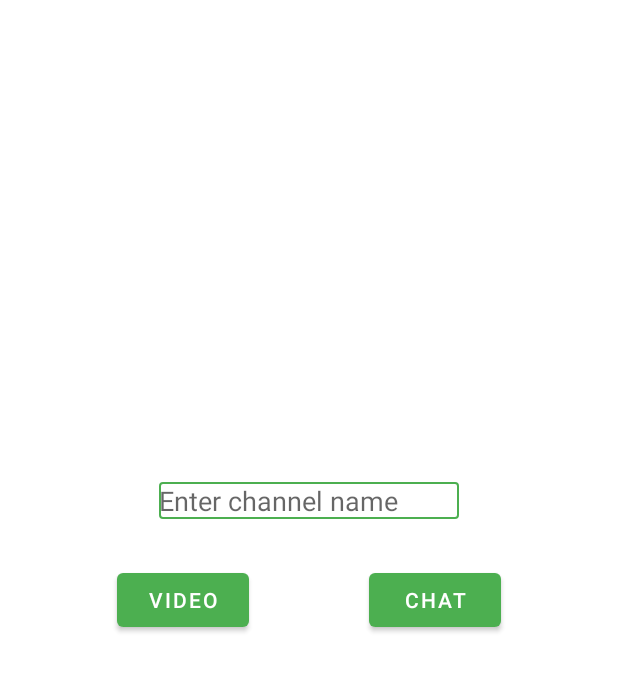
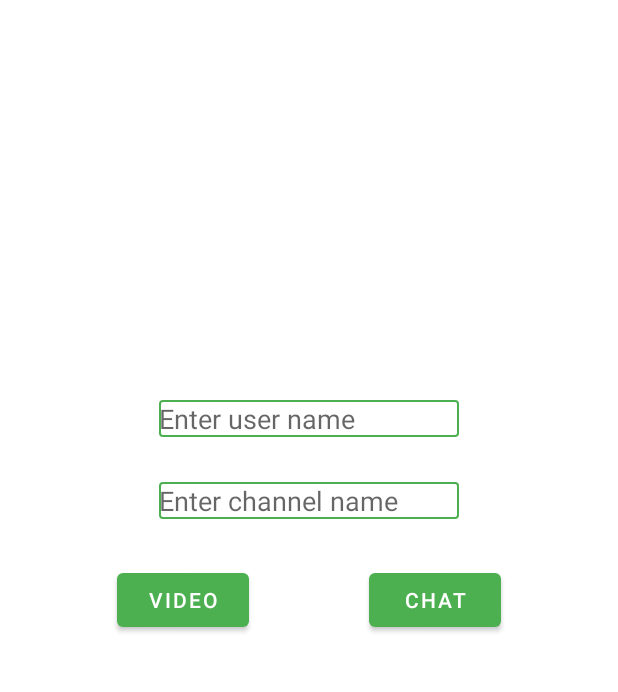
Before and after one commit to JaanisB/JBVideoChat, an Android app: the screen it shows after launch (MainActivity), after a tap on "CHAT", on a phone screen of 412 x 824 dp, the part 540-1232 px from its top. Run offline under Robolectric (Android 15) with nearby library versions, the phone set to English and light mode, and no system bars; our stand-ins replace Dagger/Hilt's generated code.

```diff
--- a/app/src/main/AndroidManifest.xml
+++ b/app/src/main/AndroidManifest.xml
@@ -8,7 +8,7 @@
     <uses-permission android:name="android.permission.MODIFY_AUDIO_SETTINGS" />
     <uses-permission android:name="android.permission.ACCESS_WIFI_STATE" />
     <uses-permission android:name="android.permission.ACCESS_NETWORK_STATE" />
-    <uses-permission android:name="android.permission.BLUETOOTH" />
+
 
 
     <application
@@ -18,7 +18,8 @@
         android:label="@string/app_name"
         android:roundIcon="@mipmap/ic_launcher_round"
         android:supportsRtl="true"
-        android:theme="@style/Theme.JBVideoChat">
+        android:theme="@style/Theme.JBVideoChat"
+        android:usesCleartextTraffic="true">
         <activity
             android:name=".MainActivity"
             android:exported="true">
--- a/app/src/main/java/com/example/jbvideochat/TextFieldState.kt
+++ /dev/null
@@ -1,6 +0,0 @@
-package com.example.jbvideochat
-
-data class TextFieldState(
-    val text: String = "",
-    val error: String? = null
-)
--- /dev/null
+++ b/app/src/main/java/com/example/jbvideochat/ui/home/HomeFragment.kt
@@ -0,0 +1,85 @@
+package com.example.jbvideochat.ui.home
+
+import android.os.Bundle
+import android.view.LayoutInflater
+import android.view.View
+import android.view.ViewGroup
+import android.widget.Toast
+import androidx.fragment.app.activityViewModels
+import androidx.fragment.app.viewModels
+import androidx.navigation.Navigation
+import androidx.navigation.fragment.findNavController
+import androidx.viewbinding.ViewBinding
+import com.example.jbvideochat.R
+import com.example.jbvideochat.databinding.FragmentHomeBinding
+import com.example.jbvideochat.ui.BindingFragment
+import com.example.jbvideochat.ui.chat.ChatViewModel
+import dagger.hilt.android.AndroidEntryPoint
+
+@AndroidEntryPoint
+class HomeFragment : BindingFragment<FragmentHomeBinding>() {
+
+
+    override fun onCreateView(
+        inflater: LayoutInflater,
+        container: ViewGroup?,
+        savedInstanceState: Bundle?
+    ): View? {
+
+
+        return super.onCreateView(inflater, container, savedInstanceState)
+    }
+
+    override fun onViewCreated(view: View, savedInstanceState: Bundle?) {
+
+        binding.btnVideocall.setOnClickListener {
+
+            if (binding.etxtUsername.text.isEmpty() || binding.etxtChannelname.text.isEmpty()) {
+                Toast.makeText(
+                    requireContext(),
+                    "Please fill both fields",
+                    Toast.LENGTH_SHORT
+                ).show()
+            } else {
+                this.findNavController()
+                    .navigate(
+                        HomeFragmentDirections.actionLoginFragmentToVideoChatFragment(
+                            binding.etxtUsername.text.toString(),
+                            binding.etxtChannelname.text.toString()
+                        )
+                    )
+            }
+        }
+
+        binding.btnChat.setOnClickListener {
+
+            if (binding.etxtUsername.text.isEmpty() || binding.etxtChannelname.text.isEmpty()) {
+                Toast.makeText(
+                    requireContext(),
+                    "Please fill both fields",
+                    Toast.LENGTH_SHORT
+                ).show()
+            } else {
+                // Call function to get userToken
+                // Navigate to chat screen
+
+                this.findNavController()
+                    .navigate(
+                        (HomeFragmentDirections.actionHomeFragmentToChatFragment(
+                            binding.etxtUsername.text.toString(),
+                            binding.etxtChannelname.text.toString()
+                        ))
+                    )
+            }
+        }
+
+        super.onViewCreated(view, savedInstanceState)
+    }
+
+    override fun onDestroyView() {
+        super.onDestroyView()
+    }
+
+    override val bindingInflater: (LayoutInflater) -> ViewBinding
+        get() = FragmentHomeBinding::inflate
+}
--- a/app/src/main/java/com/example/jbvideochat/ui/login/HomeFragment.kt
+++ /dev/null
@@ -1,47 +0,0 @@
-package com.example.jbvideochat.ui.login
-
-import android.os.Bundle
-import android.view.LayoutInflater
-import android.view.View
-import android.view.ViewGroup
-import androidx.fragment.app.Fragment
-import androidx.navigation.Navigation
-import androidx.viewbinding.ViewBinding
-import com.example.jbvideochat.R
-import com.example.jbvideochat.databinding.FragmentHomeBinding
-import com.example.jbvideochat.ui.BindingFragment
-
-class HomeFragment : BindingFragment<FragmentHomeBinding>() {
-
-    override fun onCreateView(
-        inflater: LayoutInflater,
-        container: ViewGroup?,
-        savedInstanceState: Bundle?
-    ): View? {
-
-
-        return super.onCreateView(inflater, container, savedInstanceState)
-    }
-
-    override fun onViewCreated(view: View, savedInstanceState: Bundle?) {
-
-        binding.btnVideocall.setOnClickListener {
-            Navigation.findNavController(binding.root)
-                .navigate(R.id.action_loginFragment_to_videoChatFragment)
-        }
-
-        binding.btnChat.setOnClickListener {
-            Navigation.findNavController(binding.root)
-                .navigate(R.id.action_homeFragment_to_chatFragment)
-        }
-
-        super.onViewCreated(view, savedInstanceState)
-    }
-
-    override fun onDestroyView() {
-        super.onDestroyView()
-    }
-
-    override val bindingInflater: (LayoutInflater) -> ViewBinding
-        get() = FragmentHomeBinding::inflate
-}
--- a/app/src/main/res/layout/fragment_home.xml
+++ b/app/src/main/res/layout/fragment_home.xml
@@ -34,9 +34,20 @@
         app:layout_constraintStart_toStartOf="@id/guideline2"
         app:layout_constraintTop_toTopOf="parent" />
 
+    <EditText
+        android:id="@+id/etxt_username"
+        android:layout_width="200dp"
+        android:layout_height="wrap_content"
+        android:layout_marginVertical="30dp"
+        android:background="@drawable/my_border"
+        android:hint="Enter user name"
+        app:layout_constraintBottom_toTopOf="@id/etxt_channelname"
+        app:layout_constraintEnd_toEndOf="parent"
+        app:layout_constraintStart_toStartOf="parent"
+        tools:hint="Enter user name" />
 
     <EditText
-        android:id="@+id/etxt_login"
+        android:id="@+id/etxt_channelname"
         android:layout_width="200dp"
         android:layout_height="wrap_content"
         android:layout_marginVertical="30dp"
@@ -45,7 +56,6 @@
         app:layout_constraintBottom_toTopOf="@id/btn_chat"
         app:layout_constraintEnd_toEndOf="parent"
         app:layout_constraintStart_toStartOf="parent"
-
         tools:hint="Enter channel name" />
 
     <Button
--- a/app/src/main/res/navigation/nav_graph.xml
+++ b/app/src/main/res/navigation/nav_graph.xml
@@ -7,8 +7,8 @@
 
     <fragment
         android:id="@+id/homeFragment"
-        android:name="com.example.jbvideochat.ui.login.HomeFragment"
-        android:label="LoginFragment" >
+        android:name="com.example.jbvideochat.ui.home.HomeFragment"
+        android:label="LoginFragment">
         <action
             android:id="@+id/action_loginFragment_to_videoChatFragment"
             app:destination="@id/videoChatFragment" />
@@ -16,12 +16,28 @@
             android:id="@+id/action_homeFragment_to_chatFragment"
             app:destination="@id/chatFragment" />
     </fragment>
+
     <fragment
         android:id="@+id/chatFragment"
-        android:name="com.example.jbvideochat.ui.channels.ChatFragment"
-        android:label="ChannelsFragment" />
+        android:name="com.example.jbvideochat.ui.chat.ChatFragment"
+        android:label="ChannelsFragment">
+        <argument
+            android:name="username_ch"
+            app:argType="string" />
+        <argument
+            android:name="channel_name_ch"
+            app:argType="string" />
+    </fragment>
+
     <fragment
         android:id="@+id/videoChatFragment"
         android:name="com.example.jbvideochat.ui.videochat.VideoChatFragment"
-        android:label="VideoChatFragment" />
+        android:label="VideoChatFragment">
+        <argument
+            android:name="username_v"
+            app:argType="string" />
+        <argument
+            android:name="channel_name_v"
+            app:argType="string" />
+    </fragment>
 </navigation>
--- a/build.gradle
+++ b/build.gradle
@@ -13,6 +13,9 @@ buildscript {
         // Dagger Hilt
         classpath 'com.google.dagger:hilt-android-gradle-plugin:2.38.1'
 
+        // Safe args
+        classpath "androidx.navigation:navigation-safe-args-gradle-plugin:2.3.5"
+
         // NOTE: Do not place your application dependencies here; they belong
         // in the individual module build.gradle files
     }
```
Also changed, not shown: app/build.gradle (+25 -0 lines), app/src/main/java/com/example/jbvideochat/di/NetworkModule.kt (added, +35 -0 lines), app/src/main/java/com/example/jbvideochat/model/Token.kt (added, +7 -0 lines), app/src/main/java/com/example/jbvideochat/repository/MainRepository.kt (added, +8 -0 lines), app/src/main/java/com/example/jbvideochat/repository/MainRepositoryImpl.kt (added, +55 -0 lines), app/src/main/java/com/example/jbvideochat/ui/channels/ChatViewModel.kt (deleted, +0 -8 lines), app/src/main/java/com/example/jbvideochat/ui/chat/ChatFragment.kt (renamed from app/src/main/java/com/example/jbvideochat/ui/channels/ChatFragment.kt, +38 -4 lines), app/src/main/java/com/example/jbvideochat/ui/chat/ChatViewModel.kt (added, +68 -0 lines), app/src/main/java/com/example/jbvideochat/ui/videochat/VideoChatFragment.kt (+5 -3 lines), app/src/main/java/com/example/jbvideochat/ui/videochat/VideoChatViewModel.kt (+18 -15 lines), app/src/main/java/com/example/jbvideochat/util/APIService.kt (added, +15 -0 lines), app/src/main/java/com/example/jbvideochat/util/Constants.kt (+1 -1 lines), app/src/main/java/com/example/jbvideochat/util/Resource.kt (added, +13 -0 lines).
